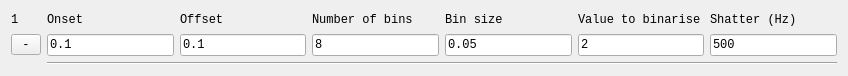
First picture: the form in UI/BinaryValveWidget.ui, repository tobiasackels/PulseBoy, before the edit.
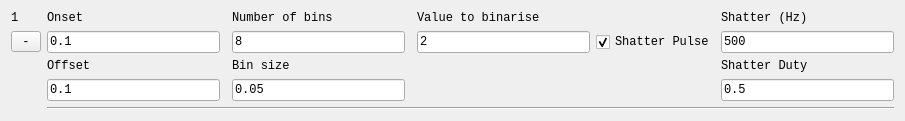
Second picture: the form after the edit.

Commit message: Add binary pulse shattering

Patch:
```diff
--- a/UI/BinaryValveWidget.ui
+++ b/UI/BinaryValveWidget.ui
@@ -6,8 +6,8 @@
    <rect>
     <x>0</x>
     <y>0</y>
-    <width>848</width>
-    <height>76</height>
+    <width>905</width>
+    <height>113</height>
    </rect>
   </property>
   <property name="sizePolicy">
@@ -25,20 +25,58 @@
    <string>Form</string>
   </property>
   <layout class="QGridLayout" name="gridLayout">
-   <item row="1" column="2">
-    <widget class="QLineEdit" name="offsetEdit">
-     <property name="text">
-      <string>0.1</string>
-     </property>
-    </widget>
-   </item>
-   <item row="0" column="2">
+   <item row="2" column="1">
     <widget class="QLabel" name="label_2">
      <property name="text">
       <string>Offset</string>
      </property>
     </widget>
    </item>
+   <item row="3" column="3">
+    <widget class="QLineEdit" name="binsizeEdit">
+     <property name="text">
+      <string>0.05</string>
+     </property>
+    </widget>
+   </item>
+   <item row="1" column="6">
+    <widget class="QCheckBox" name="shatterBox">
+     <property name="text">
+      <string>Shatter Pulse</string>
+     </property>
+     <property name="checked">
+      <bool>true</bool>
+     </property>
+    </widget>
+   </item>
+   <item row="2" column="3">
+    <widget class="QLabel" name="label_5">
+     <property name="text">
+      <string>Bin size</string>
+     </property>
+    </widget>
+   </item>
+   <item row="1" column="3">
+    <widget class="QLineEdit" name="numofbinsEdit">
+     <property name="text">
+      <string>8</string>
+     </property>
+    </widget>
+   </item>
+   <item row="0" column="3">
+    <widget class="QLabel" name="label_4">
+     <property name="text">
+      <string>Number of bins</string>
+     </property>
+    </widget>
+   </item>
+   <item row="0" column="0">
+    <widget class="QLabel" name="position">
+     <property name="text">
+      <string>1</string>
+     </property>
+    </widget>
+   </item>
    <item row="1" column="5">
     <widget class="QLineEdit" name="valuetobinariseEdit">
      <property name="text">
@@ -46,20 +84,6 @@
      </property>
     </widget>
    </item>
-   <item row="0" column="5">
-    <widget class="QLabel" name="label_3">
-     <property name="text">
-      <string>Value to binarise</string>
-     </property>
-    </widget>
-   </item>
-   <item row="1" column="6">
-    <widget class="QLineEdit" name="shatterEdit">
-     <property name="text">
-      <string>500</string>
-     </property>
-    </widget>
-   </item>
    <item row="1" column="1">
     <widget class="QLineEdit" name="onsetEdit">
      <property name="text">
@@ -67,6 +91,13 @@
      </property>
     </widget>
    </item>
+   <item row="3" column="1">
+    <widget class="QLineEdit" name="offsetEdit">
+     <property name="text">
+      <string>0.1</string>
+     </property>
+    </widget>
+   </item>
    <item row="1" column="0">
     <widget class="QToolButton" name="removeButton">
      <property name="text">
@@ -74,6 +105,20 @@
      </property>
     </widget>
    </item>
+   <item row="1" column="7">
+    <widget class="QLineEdit" name="shatterEdit">
+     <property name="text">
+      <string>500</string>
+     </property>
+    </widget>
+   </item>
+   <item row="0" column="5">
+    <widget class="QLabel" name="label_3">
+     <property name="text">
+      <string>Value to binarise</string>
+     </property>
+    </widget>
+   </item>
    <item row="0" column="1">
     <widget class="QLabel" name="label">
      <property name="text">
@@ -81,52 +126,31 @@
      </property>
     </widget>
    </item>
-   <item row="2" column="1" colspan="6">
+   <item row="0" column="7">
+    <widget class="QLabel" name="label_6">
+     <property name="text">
+      <string>Shatter (Hz)</string>
+     </property>
+    </widget>
+   </item>
+   <item row="4" column="1" colspan="7">
     <widget class="Line" name="line_2">
      <property name="orientation">
       <enum>Qt::Horizontal</enum>
      </property>
     </widget>
    </item>
-   <item row="0" column="6">
-    <widget class="QLabel" name="label_6">
+   <item row="3" column="7">
+    <widget class="QLineEdit" name="shatterDutyEdit">
      <property name="text">
-      <string>Shatter (Hz)</string>
+      <string>0.5</string>
      </property>
     </widget>
    </item>
-   <item row="1" column="4">
-    <widget class="QLineEdit" name="binsizeEdit">
+   <item row="2" column="7">
+    <widget class="QLabel" name="label_7">
      <property name="text">
-      <string>0.05</string>
-     </property>
-    </widget>
-   </item>
-   <item row="0" column="3">
-    <widget class="QLabel" name="label_4">
-     <property name="text">
-      <string>Number of bins</string>
-     </property>
-    </widget>
-   </item>
-   <item row="0" column="4">
-    <widget class="QLabel" name="label_5">
-     <property name="text">
-      <string>Bin size</string>
-     </property>
-    </widget>
-   </item>
-   <item row="1" column="3">
-    <widget class="QLineEdit" name="numofbinsEdit">
-     <property name="text">
-      <string>8</string>
-     </property>
-    </widget>
-   </item>
-   <item row="0" column="0">
-    <widget class="QLabel" name="position">
-     <property name="text">
-      <string>1</string>
+      <string>Shatter Duty</string>
      </property>
     </widget>
    </item>
```
The commit also changes 3 other files.
